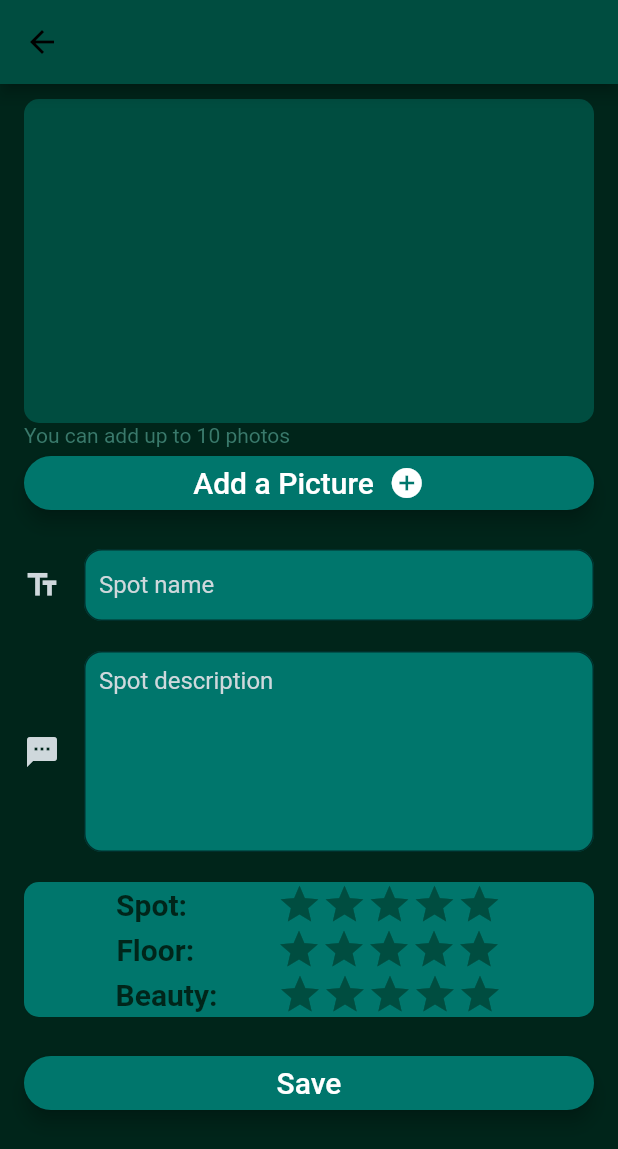
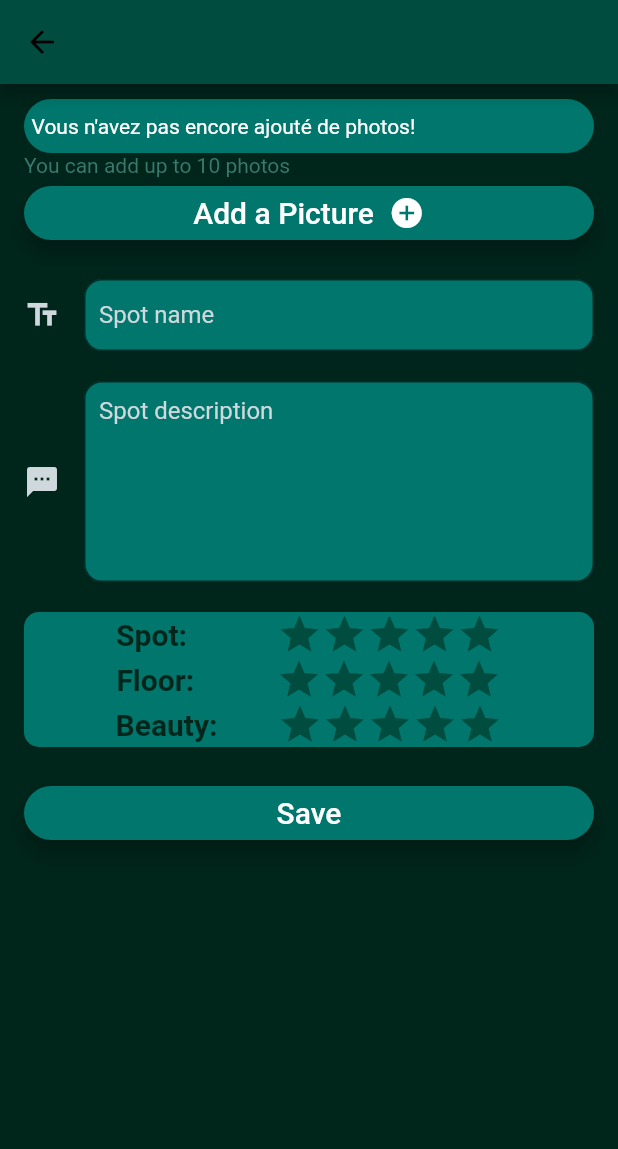
Before and after one commit to Milvintsiss/the_spot, a Flutter app: the CreateUpdateSpotPage screen opened directly, on a phone screen of 412 x 824 dp. Shown: the top 1149 px of the screen. Run offline on Flutter 3.47's test engine with Material 2 defaults, Android fonts, the phone set to English and light mode, and no system bars; drawn by our look-alikes of flutter_rating_bar; our stand-ins replace carousel_slider, cloud_firestore, firebase_auth, firebase_storage, flutter_cache_manager, flutter_svg and 5 more; missing offline and left inert: fluster, vibrate; accounts and stored records are empty.

Commit message:
new: Make gallery carousel look
To add:
searchEngine
improve userLocation system
show all users positions on the map
add friend system
tags for spots
search bar

Firebase function to suppress all spots who haven't been updated

Firebase function to suppress all photos isn't referenced in the database

Firebase function to suppress all residual data when suppress user fail

```diff
--- a/lib/pages/home_page/Map/createUpdateSpot_page.dart
+++ b/lib/pages/home_page/Map/createUpdateSpot_page.dart
@@ -24,7 +24,7 @@ class _CreateUpdateSpotPage extends State<CreateUpdateSpotPage> {
   final _scaffoldKey = GlobalKey<ScaffoldState>();
   final _formKey = GlobalKey<FormState>();
 
-  List<String> imagesAddress = <String>[];
+  List<String> imagesAddress = [];
 
   int pictureId = 0;
 
@@ -69,13 +69,13 @@ class _CreateUpdateSpotPage extends State<CreateUpdateSpotPage> {
   }
 
   Widget showPhotos() {
-    return Container(
-        padding: EdgeInsets.fromLTRB(8, 8, 8, 8),
-        decoration: BoxDecoration(
-          color: PrimaryColor,
-          borderRadius: BorderRadius.all(Radius.circular(10)),
-        ),
-        child: Gallery(imagesAddress, height: 200));
+    return ClipRRect(
+      borderRadius: BorderRadius.circular(40),
+      child: Container(
+        padding: EdgeInsets.fromLTRB(5, 10, 5, 10),
+        color: SecondaryColorDark,
+          child: Gallery(imagesAddress, height: 100)),
+    );
   }
 
   Widget showAddLimitationText() {
--- a/lib/services/library/gallery.dart
+++ b/lib/services/library/gallery.dart
@@ -1,13 +1,15 @@
+import 'package:carousel_slider/carousel_slider.dart';
 import 'package:flutter/material.dart';
 import 'package:flutter_svg/svg.dart';
 import 'package:photo_view/photo_view.dart';
 import 'package:photo_view/photo_view_gallery.dart';
-import 'package:the_spot/services/library/gallery_item.dart';
 
 class Gallery extends StatefulWidget {
-  Gallery(this.imagesAddress, {Key key, this.height = 200}) : super(key: key);
+  Gallery(this.imagesAddress, {Key key, this.height = 200, this.animate = true}) : super(key: key);
 
   final double height;
+
+  final bool animate;
 
   final List<String> imagesAddress;
 
@@ -23,28 +25,20 @@ class _GalleryState extends State<Gallery> {
   @override
   void initState() {
     super.initState();
+    initGallery();
+  }
 
-    widget.imagesAddress.forEach((element) {
-      galleryItems.add(GalleryItem(
-        id: widget.imagesAddress.indexOf(element).toString(),
-        resource: element,
-      ));
-    });
-
-    galleryItems.forEach((element) {
-      galleryItemsThumbnail.add(GalleryItemThumbnail(
-        galleryItem: element,
-        onTap: () => open(context, galleryItems.indexOf(element)),
-      ));
-    });
-  }
   @override
   void didUpdateWidget(Gallery oldWidget) {
     super.didUpdateWidget(oldWidget);
+    initGallery();
+  }
 
+  void initGallery() {
     galleryItems.clear();
     galleryItemsThumbnail.clear();
 
+    if (widget.imagesAddress.length > 0) {
       setState(() {
         widget.imagesAddress.forEach((element) {
           galleryItems.add(GalleryItem(
@@ -61,18 +55,29 @@ class _GalleryState extends State<Gallery> {
         });
       });
     }
+  }
 
   @override
   Widget build(BuildContext context) {
-    return Container(
-        height: widget.height,
-        child: ListView.builder(
+    if(galleryItemsThumbnail.length > 0) {
+      return CarouselSlider.builder(
           itemCount: galleryItemsThumbnail.length,
-          itemBuilder: (BuildContext context, int Itemindex) {
-            return galleryItemsThumbnail[Itemindex];
+          itemBuilder: (BuildContext context, int itemIndex) {
+            return galleryItemsThumbnail[itemIndex];
           },
-          scrollDirection: Axis.horizontal,
+          options: CarouselOptions(
+              autoPlay: widget.animate,
+              autoPlayInterval: Duration(seconds: 2),
+              enlargeCenterPage: true,
+              viewportFraction: 0.4,
+              aspectRatio: 1,
+              height: widget.height
           ));
+    }else{
+      return Text(
+        "Vous n'avez pas encore ajouté de photos!"
+      );
+    }
   }
 
   void open(BuildContext context, final int index) {
@@ -198,3 +203,34 @@ class _GalleryPhotoViewWrapperState extends State<GalleryPhotoViewWrapper> {
           );
   }
 }
+
+
+class GalleryItem {
+  GalleryItem({this.id, this.resource, this.isSvg = false});
+
+  final String id;
+  final String resource;
+  final bool isSvg;
+}
+
+class GalleryItemThumbnail extends StatelessWidget {
+  const GalleryItemThumbnail(
+      {Key key, this.galleryItem, this.onTap})
+      : super(key: key);
+
+  final GalleryItem galleryItem;
+
+  final GestureTapCallback onTap;
+
+  @override
+  Widget build(BuildContext context) {
+    return Container(
+      padding: const EdgeInsets.symmetric(horizontal: 0.0),
+      child: GestureDetector(
+        onTap: onTap,
+        child: ClipOval(
+            child: Image.network(galleryItem.resource, fit: BoxFit.fitHeight)),
+      ),
+    );
+  }
+}
--- a/pubspec.yaml
+++ b/pubspec.yaml
@@ -30,7 +30,7 @@ dependencies:
   cupertino_icons: ^0.1.3
 
   #Map
-  google_maps_flutter: ^0.5.25+3
+  google_maps_flutter: ^0.5.26+2
   fluster: ^1.1.2
   location: ^3.0.2
 
@@ -48,6 +48,8 @@ dependencies:
   image: ^2.1.4
   image_cropper: ^1.2.1
 
+
+  carousel_slider: ^2.0.0
 
   #for languages
   flutter_localizations:
```
Also changed, not shown: lib/pages/home_page/Map/map.dart (+1 -7 lines), lib/pages/home_page/Map/spotInfo.dart (+12 -4 lines), lib/pages/login_signup_page.dart (+13 -12 lines), lib/services/library/gallery_item.dart (deleted, +0 -33 lines), pubspec.lock, 1 other file. Lines whose indentation alone changed are shown as unchanged.
